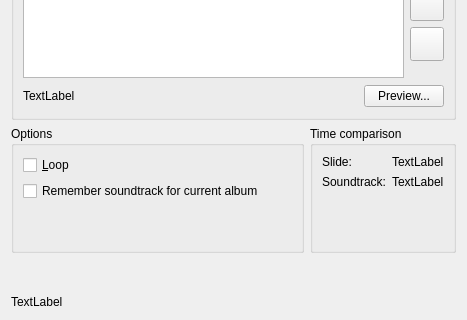
Before: the Qt Designer form advancedslideshow/soundtrackdialog.ui in KDE/kipi-plugins, drawn with Qt 5; both pictures show x 0 to 467 and y 276 to 596 of the 467 by 596 pixel window.
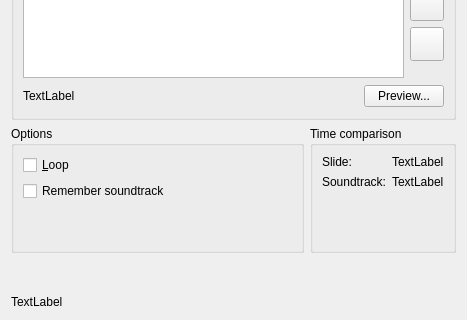
After: the same form once the commit is applied. Custom widgets are drawn as their Qt base class.

Commit message: fix i18n, set tooltip

```diff
--- a/advancedslideshow/soundtrackdialog.ui
+++ b/advancedslideshow/soundtrackdialog.ui
@@ -335,7 +335,7 @@
         <item>
          <widget class="QCheckBox" name="m_rememberSoundtrack">
           <property name="text">
-           <string>Remember soundtrack for current album</string>
+           <string>Remember soundtrack</string>
           </property>
          </widget>
         </item>
```
The commit also changes 1 other file.
